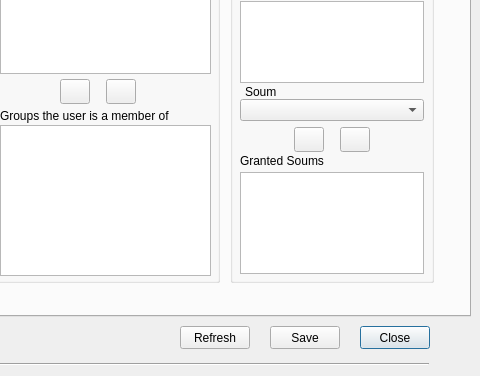
Before: the Qt Designer form view/UserRoleManagementDialog.ui in teamlm2/lm2, drawn with Qt 5; both pictures show x 370 to 850 and y 174 to 550 of the 850 by 550 pixel window.
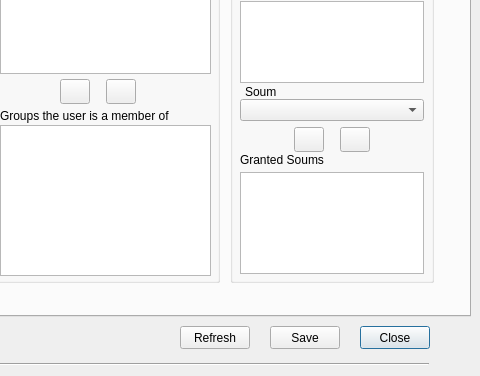
After: the same form once the commit is applied. Icons and pictures are not drawn.

```diff
--- a/view/UserRoleManagementDialog.ui
+++ b/view/UserRoleManagementDialog.ui
@@ -716,7 +716,7 @@
       <property name="geometry">
        <rect>
         <x>10</x>
-        <y>261</y>
+        <y>260</y>
         <width>181</width>
         <height>16</height>
        </rect>
```
Left out of the diff: 18 changed lines with no effect on the pictures.
